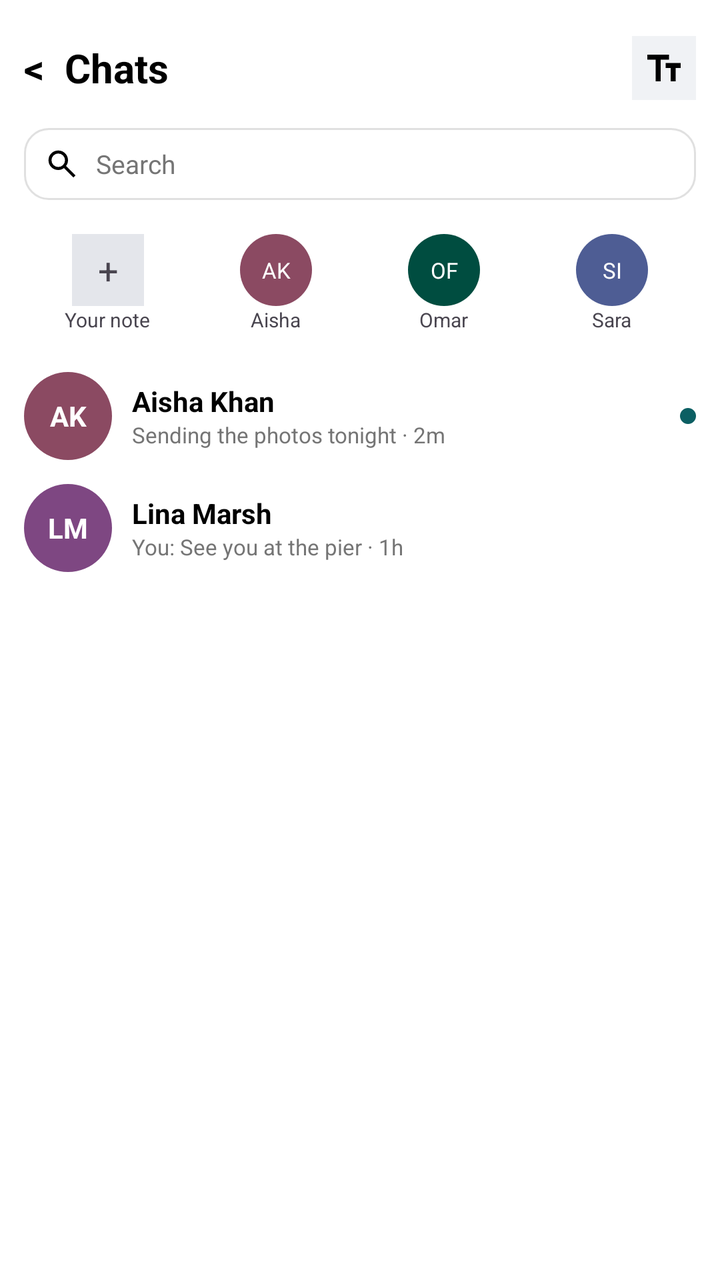
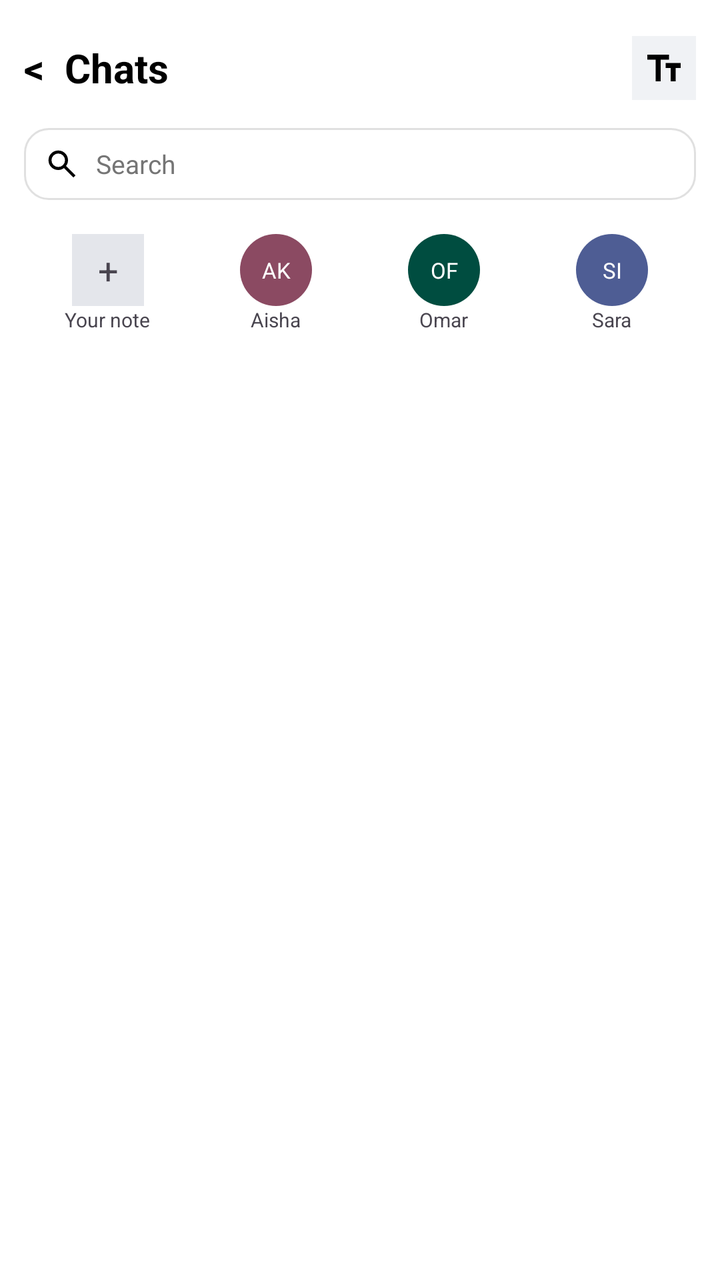

An Android layout rendered at two revisions. The XML below is the earlier revision; the diff shows what the commit changed to produce the second picture.
<!-- AndroidManifest.xml: application theme Theme.I230720_SMD_Assignment1 -->
<!-- res/layout/chats.xml -->
<?xml version="1.0" encoding="utf-8"?>
<LinearLayout xmlns:android="http://schemas.android.com/apk/res/android"
    android:layout_width="match_parent"
    android:layout_height="match_parent"
    android:background="#FFFFFF"
    android:orientation="vertical"
    android:padding="12dp">

    <LinearLayout
        android:layout_width="match_parent"
        android:layout_height="44dp"
        android:gravity="center_vertical">

        <TextView
            android:id="@+id/btnBack"
            android:layout_width="wrap_content"
            android:layout_height="wrap_content"
            android:text="&lt;  Chats"
            android:textColor="#000000"
            android:textSize="20sp"
            android:textStyle="bold" />

        <View
            android:layout_width="0dp"
            android:layout_height="1dp"
            android:layout_weight="1" />

        <ImageView
            android:layout_width="32dp"
            android:layout_height="32dp"
            android:background="#F0F2F5"
            android:padding="6dp"
            android:src="@drawable/text_fields" />
    </LinearLayout>

    <LinearLayout
        android:layout_width="match_parent"
        android:layout_height="36dp"
        android:layout_marginTop="8dp"
        android:background="@drawable/rounded_card"
        android:gravity="center_vertical"
        android:paddingStart="10dp">

        <ImageView
            android:layout_width="18dp"
            android:layout_height="18dp"
            android:src="@drawable/search" />

        <TextView
            android:layout_width="wrap_content"
            android:layout_height="wrap_content"
            android:layout_marginStart="8dp"
            android:text="Search"
            android:textColor="#757575"
            android:textSize="13sp" />
    </LinearLayout>

    <LinearLayout
        android:layout_width="match_parent"
        android:layout_height="64dp"
        android:layout_marginTop="10dp"
        android:gravity="center_vertical"
        android:orientation="horizontal">

        <LinearLayout android:layout_width="0dp" android:layout_height="wrap_content" android:layout_weight="1" android:gravity="center" android:orientation="vertical">
            <TextView android:layout_width="36dp" android:layout_height="36dp" android:background="#E4E6EB" android:gravity="center" android:text="+" android:textSize="18sp" />
            <TextView android:layout_width="wrap_content" android:layout_height="wrap_content" android:text="Your note" android:textSize="10sp" />
        </LinearLayout>

        <LinearLayout android:layout_width="0dp" android:layout_height="wrap_content" android:layout_weight="1" android:gravity="center" android:orientation="vertical">
            <TextView android:layout_width="36dp" android:layout_height="36dp" android:background="@drawable/avatar_circle" android:backgroundTint="#8B4A62" android:gravity="center" android:text="AK" android:textColor="#FFFFFF" android:textSize="11sp" />
            <TextView android:layout_width="wrap_content" android:layout_height="wrap_content" android:text="Aisha" android:textSize="10sp" />
        </LinearLayout>

        <LinearLayout android:layout_width="0dp" android:layout_height="wrap_content" android:layout_weight="1" android:gravity="center" android:orientation="vertical">
            <TextView android:layout_width="36dp" android:layout_height="36dp" android:background="@drawable/avatar_circle" android:backgroundTint="#004D40" android:gravity="center" android:text="OF" android:textColor="#FFFFFF" android:textSize="11sp" />
            <TextView android:layout_width="wrap_content" android:layout_height="wrap_content" android:text="Omar" android:textSize="10sp" />
        </LinearLayout>

        <LinearLayout android:layout_width="0dp" android:layout_height="wrap_content" android:layout_weight="1" android:gravity="center" android:orientation="vertical">
            <TextView android:layout_width="36dp" android:layout_height="36dp" android:background="@drawable/avatar_circle" android:backgroundTint="#4E5D94" android:gravity="center" android:text="SI" android:textColor="#FFFFFF" android:textSize="11sp" />
            <TextView android:layout_width="wrap_content" android:layout_height="wrap_content" android:text="Sara" android:textSize="10sp" />
        </LinearLayout>
    </LinearLayout>

    <LinearLayout
        android:id="@+id/btnChatRow"
        android:layout_width="match_parent"
        android:layout_height="wrap_content"
        android:layout_marginTop="12dp"
        android:gravity="center_vertical">

        <TextView
            android:layout_width="44dp"
            android:layout_height="44dp"
            android:background="@drawable/avatar_circle"
            android:backgroundTint="#8B4A62"
            android:gravity="center"
            android:text="AK"
            android:textColor="#FFFFFF"
            android:textSize="14sp"
            android:textStyle="bold" />

        <LinearLayout
            android:layout_width="0dp"
            android:layout_height="wrap_content"
            android:layout_marginStart="10dp"
            android:layout_weight="1"
            android:orientation="vertical">

            <TextView android:layout_width="wrap_content" android:layout_height="wrap_content" android:text="Aisha Khan" android:textColor="#000000" android:textStyle="bold" />
            <TextView android:layout_width="wrap_content" android:layout_height="wrap_content" android:text="Sending the photos tonight · 2m" android:textColor="#757575" android:textSize="11sp" />
        </LinearLayout>

        <View android:layout_width="8dp" android:layout_height="8dp" android:background="@drawable/avatar_circle" android:backgroundTint="@color/teal" />
    </LinearLayout>

    <LinearLayout
        android:layout_width="match_parent"
        android:layout_height="wrap_content"
        android:layout_marginTop="12dp"
        android:gravity="center_vertical">

        <TextView
            android:layout_width="44dp"
            android:layout_height="44dp"
            android:background="@drawable/avatar_circle"
            android:backgroundTint="#7E4782"
            android:gravity="center"
            android:text="LM"
            android:textColor="#FFFFFF"
            android:textSize="14sp"
            android:textStyle="bold" />

        <LinearLayout
            android:layout_width="0dp"
            android:layout_height="wrap_content"
            android:layout_marginStart="10dp"
            android:layout_weight="1"
            android:orientation="vertical">

            <TextView android:layout_width="wrap_content" android:layout_height="wrap_content" android:text="Lina Marsh" android:textColor="#000000" android:textStyle="bold" />
            <TextView android:layout_width="wrap_content" android:layout_height="wrap_content" android:text="You: See you at the pier · 1h" android:textColor="#757575" android:textSize="11sp" />
        </LinearLayout>
    </LinearLayout>

</LinearLayout>
<!-- resources referenced by this layout -->
<resources>
  <color name="teal">#0b5f63</color>
  <!-- drawable avatar_circle (drawable) -->
  <?xml version="1.0" encoding="utf-8"?>
  <shape xmlns:android="http://schemas.android.com/apk/res/android"
      android:shape="oval">
      <solid android:color="#ffffff" />
  </shape>
  <!-- drawable rounded_card (drawable) -->
  <?xml version="1.0" encoding="utf-8"?>
  <shape xmlns:android="http://schemas.android.com/apk/res/android"
      android:shape="rectangle">
      <solid android:color="#FFFFFF" />
      <corners android:radius="12dp" />
      <stroke android:width="1dp" android:color="#E0E0E0" />
  </shape>
  <!-- drawable search (drawable) -->
  <vector xmlns:android="http://schemas.android.com/apk/res/android"
      android:width="24dp"
      android:height="24dp"
      android:viewportWidth="24"
      android:viewportHeight="24">
      <path android:fillColor="@android:color/black"
          android:pathData="M19.6,21l-6.3-6.3q-0.75,0.6-1.72,0.95T9.5,16q-2.72,0-4.61-1.89Q3,12.23 3,9.5Q3,6.77 4.89,4.89T9.5,3t4.61,1.89T16,9.5q0,1.1-0.35,2.07T14.7,13.3L21,19.6L19.6,21ZM9.5,14q1.88,0 3.19-1.31T14,9.5T12.69,6.31T9.5,5T6.31,6.31T5,9.5t1.31,3.19T9.5,14Z"/>
  </vector>
  <!-- drawable text_fields (drawable) -->
  <vector xmlns:android="http://schemas.android.com/apk/res/android"
      android:width="24dp"
      android:height="24dp"
      android:viewportWidth="24"
      android:viewportHeight="24">
      <path android:fillColor="@android:color/black"
          android:pathData="M7,20V7H2V4H15V7H10V20H7Zm9,0V12H13V9h9v3H19v8H16Z"/>
  </vector>
  <style name="Theme.I230720_SMD_Assignment1" parent="Base.Theme.I230720_SMD_Assignment1" />
  <style name="Base.Theme.I230720_SMD_Assignment1" parent="Theme.Material3.DayNight.NoActionBar">
          
          
      </style>
</resources>

<!-- the commit's change to res/layout/chats.xml (unified diff, before → after) -->
@@ -83,65 +83,11 @@
         </LinearLayout>
     </LinearLayout>
 
-    <LinearLayout
-        android:id="@+id/btnChatRow"
+    <androidx.recyclerview.widget.RecyclerView
+        android:id="@+id/rvChats"
         android:layout_width="match_parent"
-        android:layout_height="wrap_content"
-        android:layout_marginTop="12dp"
-        android:gravity="center_vertical">
-
-        <TextView
-            android:layout_width="44dp"
-            android:layout_height="44dp"
-            android:background="@drawable/avatar_circle"
-            android:backgroundTint="#8B4A62"
-            android:gravity="center"
-            android:text="AK"
-            android:textColor="#FFFFFF"
-            android:textSize="14sp"
-            android:textStyle="bold" />
-
-        <LinearLayout
-            android:layout_width="0dp"
-            android:layout_height="wrap_content"
-            android:layout_marginStart="10dp"
-            android:layout_weight="1"
-            android:orientation="vertical">
-
-            <TextView android:layout_width="wrap_content" android:layout_height="wrap_content" android:text="Aisha Khan" android:textColor="#000000" android:textStyle="bold" />
-            <TextView android:layout_width="wrap_content" android:layout_height="wrap_content" android:text="Sending the photos tonight · 2m" android:textColor="#757575" android:textSize="11sp" />
-        </LinearLayout>
-
-        <View android:layout_width="8dp" android:layout_height="8dp" android:background="@drawable/avatar_circle" android:backgroundTint="@color/teal" />
-    </LinearLayout>
-
-    <LinearLayout
-        android:layout_width="match_parent"
-        android:layout_height="wrap_content"
-        android:layout_marginTop="12dp"
-        android:gravity="center_vertical">
-
-        <TextView
-            android:layout_width="44dp"
-            android:layout_height="44dp"
-            android:background="@drawable/avatar_circle"
-            android:backgroundTint="#7E4782"
-            android:gravity="center"
-            android:text="LM"
-            android:textColor="#FFFFFF"
-            android:textSize="14sp"
-            android:textStyle="bold" />
-
-        <LinearLayout
-            android:layout_width="0dp"
-            android:layout_height="wrap_content"
-            android:layout_marginStart="10dp"
-            android:layout_weight="1"
-            android:orientation="vertical">
-
-            <TextView android:layout_width="wrap_content" android:layout_height="wrap_content" android:text="Lina Marsh" android:textColor="#000000" android:textStyle="bold" />
-            <TextView android:layout_width="wrap_content" android:layout_height="wrap_content" android:text="You: See you at the pier · 1h" android:textColor="#757575" android:textSize="11sp" />
-        </LinearLayout>
-    </LinearLayout>
+        android:layout_height="0dp"
+        android:layout_weight="1"
+        android:layout_marginTop="12dp" />
 
 </LinearLayout>
<!-- resource entries referenced after the edit -->
@@ -1,6 +1,5 @@
 <!-- resources referenced by this layout -->
 <resources>
-  <color name="teal">#0b5f63</color>
   <!-- drawable avatar_circle (drawable) -->
   <?xml version="1.0" encoding="utf-8"?>
   <shape xmlns:android="http://schemas.android.com/apk/res/android"
